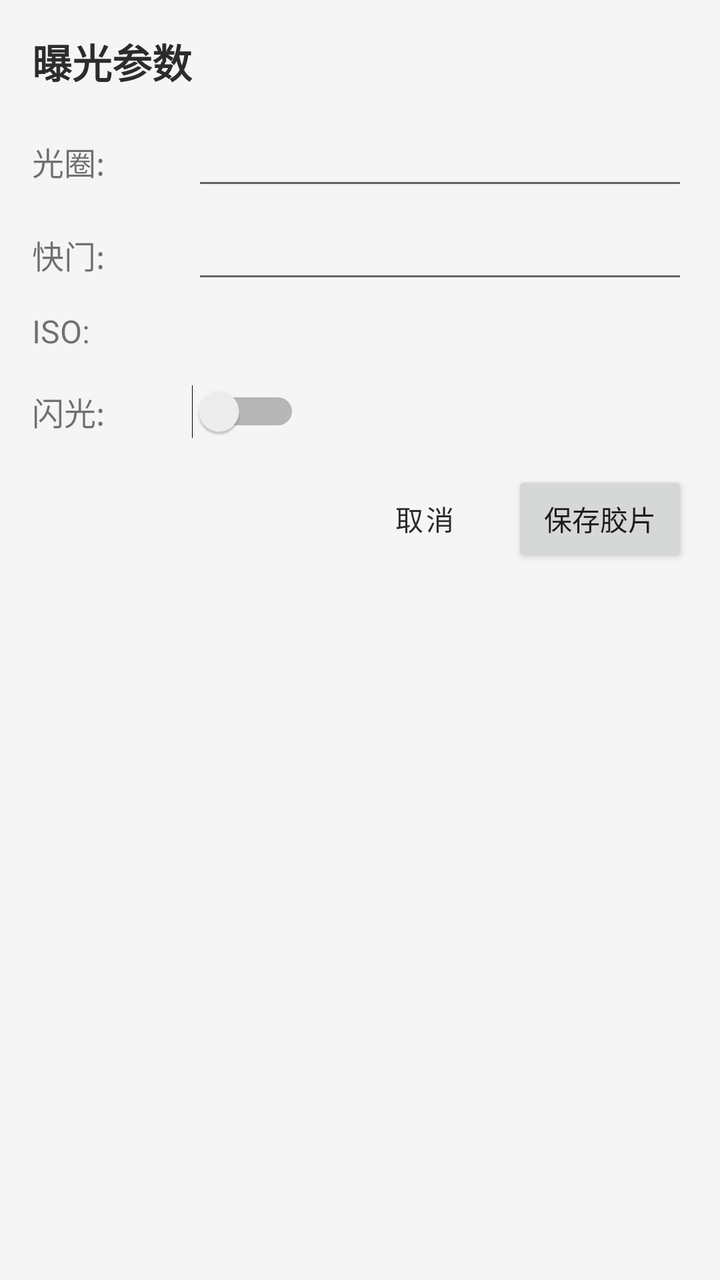
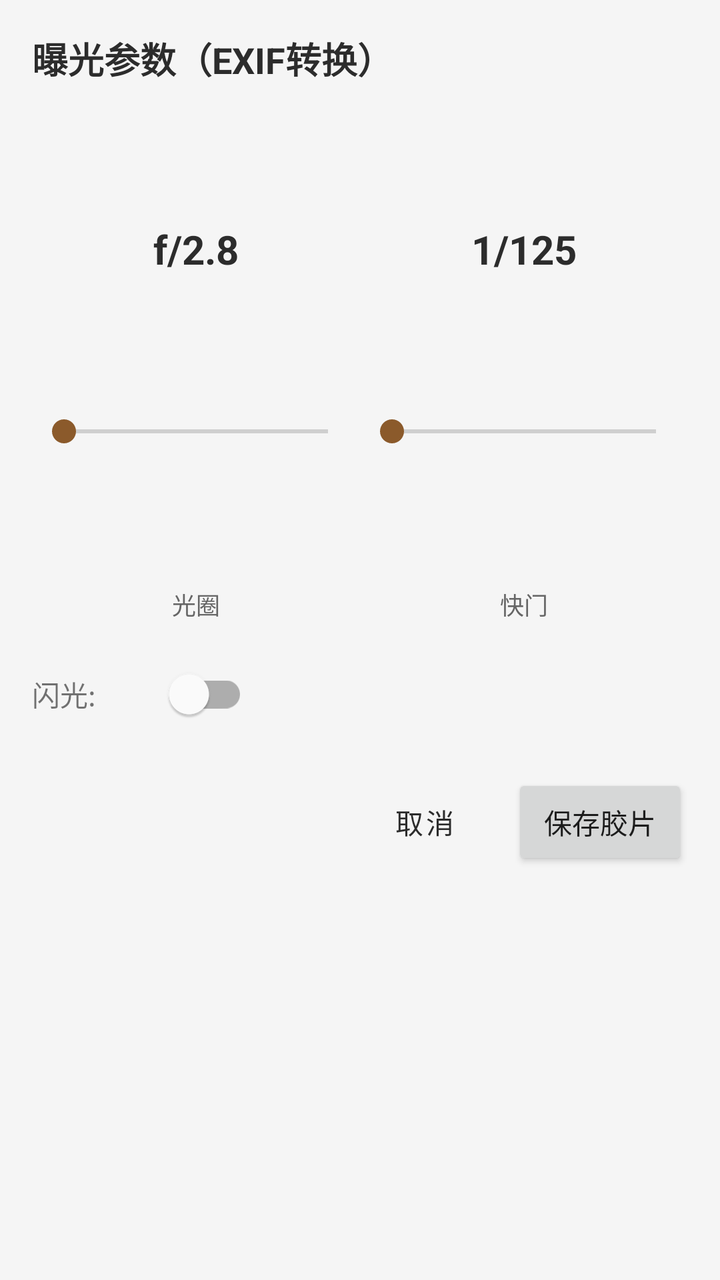

Before-and-after screenshots of an Android layout around one commit, followed by the original layout XML and the change that was made.
<!-- AndroidManifest.xml: application theme Theme.FilmMemo -->
<!-- res/layout/dialog_exif_preview.xml -->
<?xml version="1.0" encoding="utf-8"?>
<LinearLayout xmlns:android="http://schemas.android.com/apk/res/android"
    android:layout_width="match_parent"
    android:layout_height="wrap_content"
    android:orientation="vertical"
    android:padding="16dp">

    <TextView
        android:layout_width="wrap_content"
        android:layout_height="wrap_content"
        android:text="曝光参数"
        android:textSize="20sp"
        android:textStyle="bold"
        android:textColor="@color/text_primary" />

    <LinearLayout
        android:layout_width="match_parent"
        android:layout_height="wrap_content"
        android:layout_marginTop="16dp"
        android:orientation="horizontal"
        android:gravity="center_vertical">

        <TextView
            android:layout_width="80dp"
            android:layout_height="wrap_content"
            android:text="光圈:"
            android:textSize="16sp" />

        <EditText
            android:id="@+id/et_aperture"
            android:layout_width="0dp"
            android:layout_height="wrap_content"
            android:layout_weight="1"
            android:inputType="numberDecimal"
            android:textSize="16sp" />
    </LinearLayout>

    <LinearLayout
        android:layout_width="match_parent"
        android:layout_height="wrap_content"
        android:layout_marginTop="8dp"
        android:orientation="horizontal"
        android:gravity="center_vertical">

        <TextView
            android:layout_width="80dp"
            android:layout_height="wrap_content"
            android:text="快门:"
            android:textSize="16sp" />

        <EditText
            android:id="@+id/et_shutter"
            android:layout_width="0dp"
            android:layout_height="wrap_content"
            android:layout_weight="1"
            android:inputType="text"
            android:textSize="16sp" />
    </LinearLayout>

    <LinearLayout
        android:layout_width="match_parent"
        android:layout_height="wrap_content"
        android:layout_marginTop="8dp"
        android:orientation="horizontal"
        android:gravity="center_vertical">

        <TextView
            android:layout_width="80dp"
            android:layout_height="wrap_content"
            android:text="ISO:"
            android:textSize="16sp" />

        <TextView
            android:id="@+id/tv_iso"
            android:layout_width="0dp"
            android:layout_height="wrap_content"
            android:layout_weight="1"
            android:textSize="16sp" />
    </LinearLayout>

    <LinearLayout
        android:layout_width="match_parent"
        android:layout_height="wrap_content"
        android:layout_marginTop="16dp"
        android:orientation="horizontal"
        android:gravity="center_vertical">

        <TextView
            android:layout_width="80dp"
            android:layout_height="wrap_content"
            android:text="闪光:"
            android:textSize="16sp" />

        <Switch
            android:id="@+id/switch_flash"
            android:layout_width="wrap_content"
            android:layout_height="wrap_content" />
    </LinearLayout>

    <LinearLayout
        android:id="@+id/layout_flash_gn"
        android:layout_width="match_parent"
        android:layout_height="wrap_content"
        android:layout_marginTop="8dp"
        android:orientation="horizontal"
        android:gravity="center_vertical"
        android:visibility="gone">

        <TextView
            android:layout_width="80dp"
            android:layout_height="wrap_content"
            android:text="闪光GN:"
            android:textSize="16sp" />

        <EditText
            android:id="@+id/et_flash_gn"
            android:layout_width="0dp"
            android:layout_height="wrap_content"
            android:layout_weight="1"
            android:inputType="numberDecimal"
            android:textSize="16sp" />
    </LinearLayout>

    <LinearLayout
        android:layout_width="match_parent"
        android:layout_height="wrap_content"
        android:layout_marginTop="16dp"
        android:orientation="horizontal"
        android:gravity="end">

        <Button
            android:id="@+id/btn_cancel"
            style="@style/Widget.MaterialComponents.Button.TextButton"
            android:layout_width="wrap_content"
            android:layout_height="wrap_content"
            android:text="取消" />

        <Button
            android:id="@+id/btn_save"
            android:layout_width="wrap_content"
            android:layout_height="wrap_content"
            android:text="保存胶片" />
    </LinearLayout>

</LinearLayout>
<!-- resources referenced by this layout -->
<resources>
  <color name="text_primary">#2C2C2C</color>
  <style name="Theme.FilmMemo" parent="Theme.MaterialComponents.Light.NoActionBar">
          <item name="colorPrimary">@color/primary</item>
          <item name="colorPrimaryDark">@color/primary_dark</item>
          <item name="colorAccent">@color/accent</item>
          <item name="android:statusBarColor">@color/primary</item>
          <item name="android:windowBackground">@color/background</item>
      </style>
  <color name="primary">#2C2C2C</color>
  <color name="primary_dark">#1A1A1A</color>
  <color name="accent">#8B5A2B</color>
  <color name="background">#F5F5F5</color>
</resources>

<!-- the commit's change to res/layout/dialog_exif_preview.xml (unified diff, before → after) -->
@@ -8,90 +8,117 @@
     <TextView
         android:layout_width="wrap_content"
         android:layout_height="wrap_content"
-        android:text="曝光参数"
-        android:textSize="20sp"
+        android:text="曝光参数（EXIF转换）"
+        android:textSize="18sp"
+        android:textStyle="bold"
+        android:textColor="@color/text_primary" />
+
+    <TextView
+        android:id="@+id/tv_original"
+        android:layout_width="match_parent"
+        android:layout_height="wrap_content"
+        android:layout_marginTop="12dp"
+        android:textSize="13sp"
+        android:textColor="@color/text_secondary" />
+
+    <TextView
+        android:id="@+id/tv_converted"
+        android:layout_width="match_parent"
+        android:layout_height="wrap_content"
+        android:layout_marginTop="4dp"
+        android:textSize="14sp"
         android:textStyle="bold"
         android:textColor="@color/text_primary" />
 
     <LinearLayout
         android:layout_width="match_parent"
-        android:layout_height="wrap_content"
+        android:layout_height="200dp"
         android:layout_marginTop="16dp"
         android:orientation="horizontal"
-        android:gravity="center_vertical">
+        android:gravity="center_horizontal">
 
-        <TextView
-            android:layout_width="80dp"
-            android:layout_height="wrap_content"
-            android:text="光圈:"
-            android:textSize="16sp" />
+        
+        <LinearLayout
+            android:layout_width="0dp"
+            android:layout_height="match_parent"
+            android:layout_weight="1"
+            android:orientation="vertical"
+            android:gravity="center_horizontal">
 
-        <EditText
-            android:id="@+id/et_aperture"
+            <TextView
+                android:id="@+id/tv_aperture_value"
+                android:layout_width="wrap_content"
+                android:layout_height="wrap_content"
+                android:text="f/2.8"
+                android:textSize="20sp"
+                android:textStyle="bold"
+                android:textColor="@color/text_primary" />
+
+            <SeekBar
+                android:id="@+id/seekbar_aperture"
+                android:layout_width="match_parent"
+                android:layout_height="0dp"
+                android:layout_weight="1"
+                android:layout_marginTop="8dp"
+                android:layout_marginBottom="8dp" />
+
+            <TextView
+                android:layout_width="wrap_content"
+                android:layout_height="wrap_content"
+                android:text="光圈"
+                android:textSize="12sp"
+                android:textColor="@color/text_secondary" />
+        </LinearLayout>
+
+        
+        <LinearLayout
             android:layout_width="0dp"
-            android:layout_height="wrap_content"
+            android:layout_height="match_parent"
             android:layout_weight="1"
-            android:inputType="numberDecimal"
-            android:textSize="16sp" />
+            android:orientation="vertical"
+            android:gravity="center_horizontal">
+
+            <TextView
+                android:id="@+id/tv_shutter_value"
+                android:layout_width="wrap_content"
+                android:layout_height="wrap_content"
+                android:text="1/125"
+                android:textSize="20sp"
+                android:textStyle="bold"
+                android:textColor="@color/text_primary" />
+
+            <SeekBar
+                android:id="@+id/seekbar_shutter"
+                android:layout_width="match_parent"
+                android:layout_height="0dp"
+                android:layout_weight="1"
+                android:layout_marginTop="8dp"
+                android:layout_marginBottom="8dp" />
+
+            <TextView
+                android:layout_width="wrap_content"
+                android:layout_height="wrap_content"
+                android:text="快门"
+                android:textSize="12sp"
+                android:textColor="@color/text_secondary" />
+        </LinearLayout>
+
     </LinearLayout>
 
     <LinearLayout
         android:layout_width="match_parent"
         android:layout_height="wrap_content"
-        android:layout_marginTop="8dp"
+        android:layout_marginTop="12dp"
         android:orientation="horizontal"
         android:gravity="center_vertical">
 
         <TextView
-            android:layout_width="80dp"
-            android:layout_height="wrap_content"
-            android:text="快门:"
-            android:textSize="16sp" />
-
-        <EditText
-            android:id="@+id/et_shutter"
-            android:layout_width="0dp"
-            android:layout_height="wrap_content"
-            android:layout_weight="1"
-            android:inputType="text"
-            android:textSize="16sp" />
-    </LinearLayout>
-
-    <LinearLayout
-        android:layout_width="match_parent"
-        android:layout_height="wrap_content"
-        android:layout_marginTop="8dp"
-        android:orientation="horizontal"
-        android:gravity="center_vertical">
-
-        <TextView
-            android:layout_width="80dp"
-            android:layout_height="wrap_content"
-            android:text="ISO:"
-            android:textSize="16sp" />
-
-        <TextView
-            android:id="@+id/tv_iso"
-            android:layout_width="0dp"
-            android:layout_height="wrap_content"
-            android:layout_weight="1"
-            android:textSize="16sp" />
-    </LinearLayout>
-
-    <LinearLayout
-        android:layout_width="match_parent"
-        android:layout_height="wrap_content"
-        android:layout_marginTop="16dp"
-        android:orientation="horizontal"
-        android:gravity="center_vertical">
-
-        <TextView
-            android:layout_width="80dp"
+            android:layout_width="60dp"
             android:layout_height="wrap_content"
             android:text="闪光:"
-            android:textSize="16sp" />
+            android:textSize="14sp" />
 
-        <Switch
+        <com.google.android.material.switchmaterial.SwitchMaterial
             android:id="@+id/switch_flash"
             android:layout_width="wrap_content"
             android:layout_height="wrap_content" />
@@ -107,10 +134,10 @@
         android:visibility="gone">
 
         <TextView
-            android:layout_width="80dp"
+            android:layout_width="60dp"
             android:layout_height="wrap_content"
             android:text="闪光GN:"
-            android:textSize="16sp" />
+            android:textSize="14sp" />
 
         <EditText
             android:id="@+id/et_flash_gn"
@@ -118,7 +145,7 @@
             android:layout_height="wrap_content"
             android:layout_weight="1"
             android:inputType="numberDecimal"
-            android:textSize="16sp" />
+            android:textSize="14sp" />
     </LinearLayout>
 
     <LinearLayout
<!-- resource entries referenced after the edit -->
@@ -1,6 +1,7 @@
 <!-- resources referenced by this layout -->
 <resources>
   <color name="text_primary">#2C2C2C</color>
+  <color name="text_secondary">#666666</color>
   <style name="Theme.FilmMemo" parent="Theme.MaterialComponents.Light.NoActionBar">
           <item name="colorPrimary">@color/primary</item>
           <item name="colorPrimaryDark">@color/primary_dark</item>
